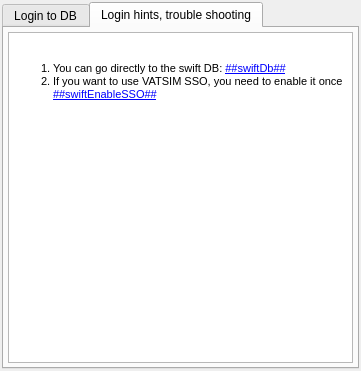
This is src/blackgui/components/dblogincomponent.ui in swift-project/pilotclient as Qt 5 draws it before an edit. The edited form follows.
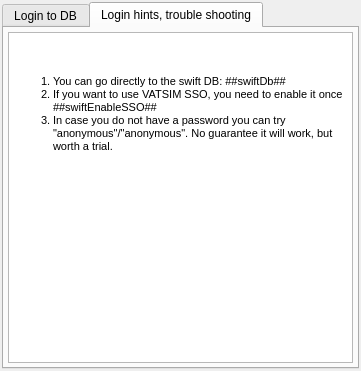
This is the edited form. The open tabs and pages were chosen to show the change. Custom widgets are drawn as their Qt base class.

Commit message:
Hint for "anonymous" login
* utility function for hyperlink
* info about login

```diff
--- a/src/blackgui/components/dblogincomponent.ui
+++ b/src/blackgui/components/dblogincomponent.ui
@@ -387,12 +387,13 @@
          </property>
          <property name="html">
           <string>&lt;!DOCTYPE HTML PUBLIC &quot;-//W3C//DTD HTML 4.0//EN&quot; &quot;http://www.w3.org/TR/REC-html40/strict.dtd&quot;&gt;
-&lt;html&gt;&lt;head&gt;&lt;meta name=&quot;qrichtext&quot; content=&quot;1&quot; /&gt;&lt;title&gt;Login hints&lt;/title&gt;&lt;style type=&quot;text/css&quot;&gt;
+&lt;html&gt;&lt;head&gt;&lt;meta name=&quot;qrichtext&quot; content=&quot;1&quot; /&gt;&lt;style type=&quot;text/css&quot;&gt;
 p, li { white-space: pre-wrap; }
 &lt;/style&gt;&lt;/head&gt;&lt;body style=&quot; font-family:'MS Shell Dlg 2'; font-size:8.1pt; font-weight:400; font-style:normal;&quot;&gt;
-&lt;p style=&quot; margin-top:0px; margin-bottom:0px; margin-left:0px; margin-right:0px; -qt-block-indent:0; text-indent:0px;&quot;&gt;&lt;span style=&quot; font-family:'Arial'; font-size:7.875pt;&quot;&gt; &lt;/span&gt;&lt;/p&gt;
-&lt;ol style=&quot;margin-top: 0px; margin-bottom: 0px; margin-left: 0px; margin-right: 0px; -qt-list-indent: 1;&quot;&gt;&lt;li style=&quot; font-family:'Arial'; font-size:7.875pt;&quot; style=&quot; margin-top:12px; margin-bottom:0px; margin-left:0px; margin-right:0px; -qt-block-indent:0; text-indent:0px;&quot;&gt;You can go directly to the swift DB: &lt;a href=&quot;##swiftDb##&quot;&gt;&lt;span style=&quot; text-decoration: underline; color:#0000ff;&quot;&gt;##swiftDb##&lt;/span&gt;&lt;/a&gt;&lt;/li&gt;
-&lt;li style=&quot; font-family:'Arial'; font-size:7.875pt;&quot; style=&quot; margin-top:0px; margin-bottom:12px; margin-left:0px; margin-right:0px; -qt-block-indent:0; text-indent:0px;&quot;&gt;If you want to use VATSIM SSO, you need to enable it once &lt;a href=&quot;##swiftEnableSSO##&quot;&gt;&lt;span style=&quot; text-decoration: underline; color:#0000ff;&quot;&gt;##swiftEnableSSO##&lt;/span&gt;&lt;/a&gt;&lt;/li&gt;&lt;/ol&gt;&lt;/body&gt;&lt;/html&gt;</string>
+&lt;p style=&quot; margin-top:0px; margin-bottom:0px; margin-left:0px; margin-right:0px; -qt-block-indent:0; text-indent:0px;&quot;&gt;&lt;br /&gt;&lt;/p&gt;
+&lt;ol style=&quot;margin-top: 0px; margin-bottom: 0px; margin-left: 0px; margin-right: 0px; -qt-list-indent: 1;&quot;&gt;&lt;li style=&quot; font-size:8pt;&quot; style=&quot; margin-top:12px; margin-bottom:0px; margin-left:0px; margin-right:0px; -qt-block-indent:0; text-indent:0px;&quot;&gt;You can go directly to the swift DB: ##swiftDb## &lt;/li&gt;
+&lt;li style=&quot; font-size:8pt;&quot; style=&quot; margin-top:0px; margin-bottom:0px; margin-left:0px; margin-right:0px; -qt-block-indent:0; text-indent:0px;&quot;&gt;If you want to use VATSIM SSO, you need to enable it once ##swiftEnableSSO## &lt;/li&gt;
+&lt;li style=&quot; font-size:8pt;&quot; style=&quot; margin-top:0px; margin-bottom:12px; margin-left:0px; margin-right:0px; -qt-block-indent:0; text-indent:0px;&quot;&gt;In case you do not have a password you can try &amp;quot;anonymous&amp;quot;/&amp;quot;anonymous&amp;quot;. No guarantee it will work, but worth a trial. &lt;/li&gt;&lt;/ol&gt;&lt;/body&gt;&lt;/html&gt;</string>
          </property>
          <property name="textInteractionFlags">
           <set>Qt::TextBrowserInteraction</set>
```
Left out of the diff: 2 changed lines with no effect on the pictures. The commit also changes 4 other files.
